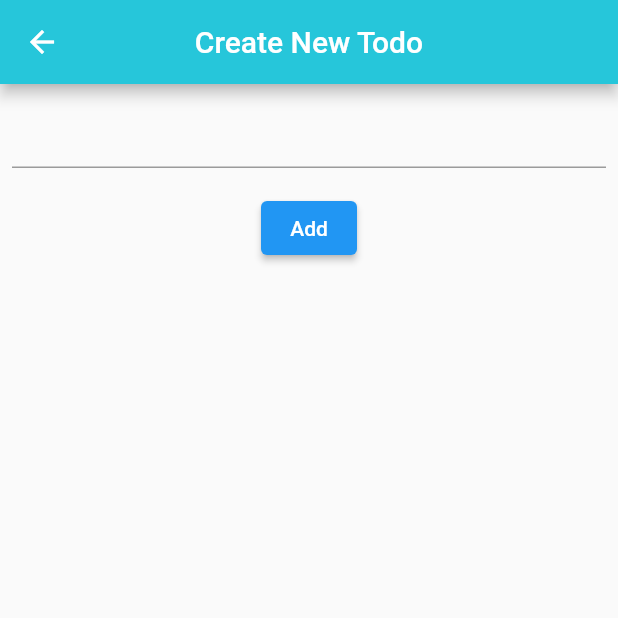
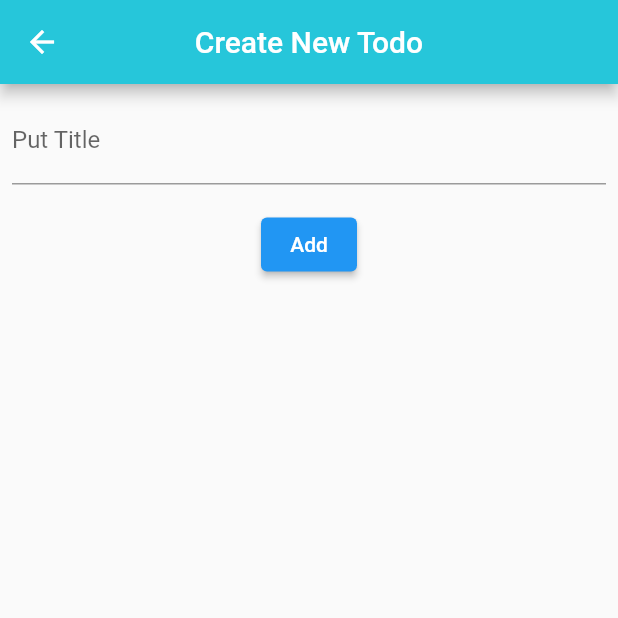
Before and after one commit to TahzidMahmud/todo_list_flutter, a Flutter app: the CreateTodoForm screen opened by its route, on a phone screen of 412 x 824 dp, the top half of it. Run offline on Flutter 3.47's test engine with Material 2 defaults, Android fonts, the phone set to English and light mode, and no system bars; our stand-ins replace flutter_spinkit; network calls fail.

Commit message:
input field decoration made

```diff
--- a/lib/static_pages/create_todo.dart
+++ b/lib/static_pages/create_todo.dart
@@ -23,6 +23,11 @@ class _CreateTodoFormState extends State<CreateTodoForm> {
                 Padding(
                   padding: const EdgeInsets.all(8.0),
                   child: TextFormField(
+                    decoration: InputDecoration(
+                      labelText: 'Put Title',
+                      hintText: 'Wake up ...',
+
+                    ),
                     validator: (value){
                         if(value.isEmpty){
                           return "please enter text";
```
